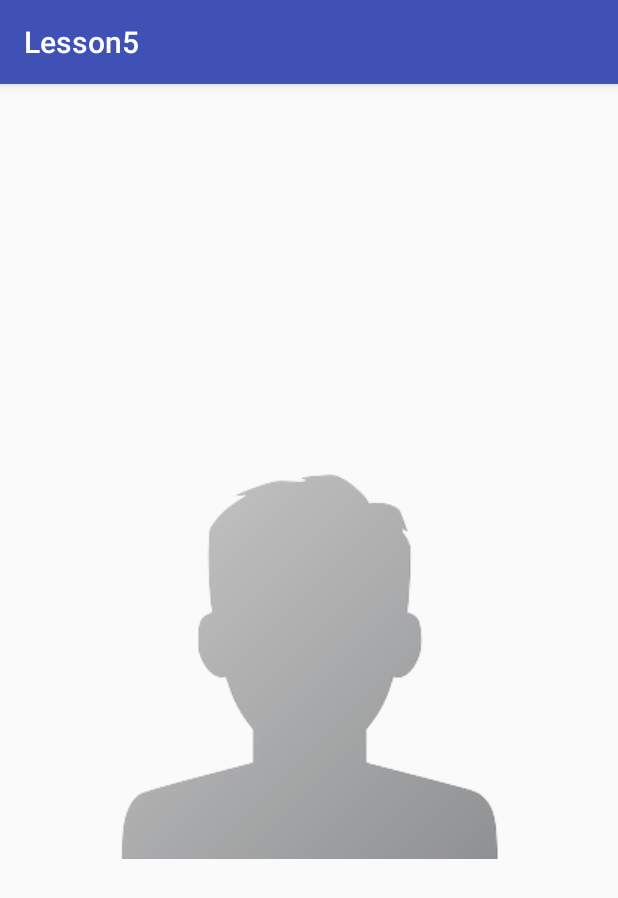
After one commit to aint/SGAcademyAndroid, an Android app: the fragment ViewPersonFragment shown on its own in the app's theme, on a phone screen of 412 x 824 dp. The commit adds this screen. Shown: the top 898 px of the screen. Run offline under Robolectric (Android 15) with nearby library versions, the phone set to English and light mode, and no system bars.

Commit message:
Replace ListView by ViewPager

```diff
--- a/Lesson5/app/build.gradle
+++ b/Lesson5/app/build.gradle
@@ -27,6 +27,7 @@ android {
 dependencies {
     compile fileTree(dir: 'libs', include: ['*.jar'])
     compile 'com.android.support:appcompat-v7:23.4.0'
+    compile 'com.android.support:support-v4:23.4.0'
     compile "org.jetbrains.kotlin:kotlin-stdlib:$kotlin_version"
     compile 'com.jakewharton:butterknife:8.2.1'
     apt 'com.jakewharton:butterknife-compiler:8.2.1'
--- /dev/null
+++ b/Lesson5/app/src/main/java/com/github/aint/lesson5/fragment/ViewPersonFragment.java
@@ -0,0 +1,34 @@
+package com.github.aint.lesson5.fragment;
+
+import android.os.Bundle;
+import android.support.v4.app.Fragment;
+import android.view.LayoutInflater;
+import android.view.View;
+import android.view.ViewGroup;
+
+import com.github.aint.lesson5.R;
+import com.github.aint.lesson5.activity.MainActivity;
+import com.github.aint.lesson5.model.Person;
+
+public class ViewPersonFragment extends Fragment {
+
+    private Person person;
+
+    @Override
+    public void onCreate(Bundle savedInstanceState) {
+        super.onCreate(savedInstanceState);
+        if (getArguments() != null) {
+            person = (Person) getArguments().getSerializable(MainActivity.PERSON_ATTRIBUTE);
+            System.out.println(person);
+        }
+    }
+
+    @Override
+    public View onCreateView(LayoutInflater inflater, ViewGroup container, Bundle savedInstanceState) {
+        View view = inflater.inflate(R.layout.fragment_view_person, container, false);
+//        ImageView personImage = (ImageView) view.findViewById(R.id.personImage);
+//        personImage.setImageDrawable(person.getId());
+        return view;
+    }
+
+}
--- /dev/null
+++ b/Lesson5/app/src/main/res/layout/fragment_view_person.xml
@@ -0,0 +1,19 @@
+<ScrollView xmlns:android="http://schemas.android.com/apk/res/android"
+            android:id="@+id/content"
+            android:layout_width="match_parent"
+            android:layout_height="match_parent">
+
+    <LinearLayout
+        android:layout_width="wrap_content"
+        android:layout_height="wrap_content"
+        android:layout_gravity="center">
+
+        <ImageView
+            android:layout_width="wrap_content"
+            android:layout_height="wrap_content"
+            android:id="@+id/personImage"
+            android:src="@drawable/profile_image"
+            android:contentDescription="@string/profile_image_desc" />
+    </LinearLayout>
+
+</ScrollView>
```
Also changed, not shown: Lesson5/app/src/main/java/com/github/aint/lesson5/activity/MainActivity.java (+44 -13 lines), Lesson5/app/src/main/res/layout/activity_main.xml (+5 -4 lines).
